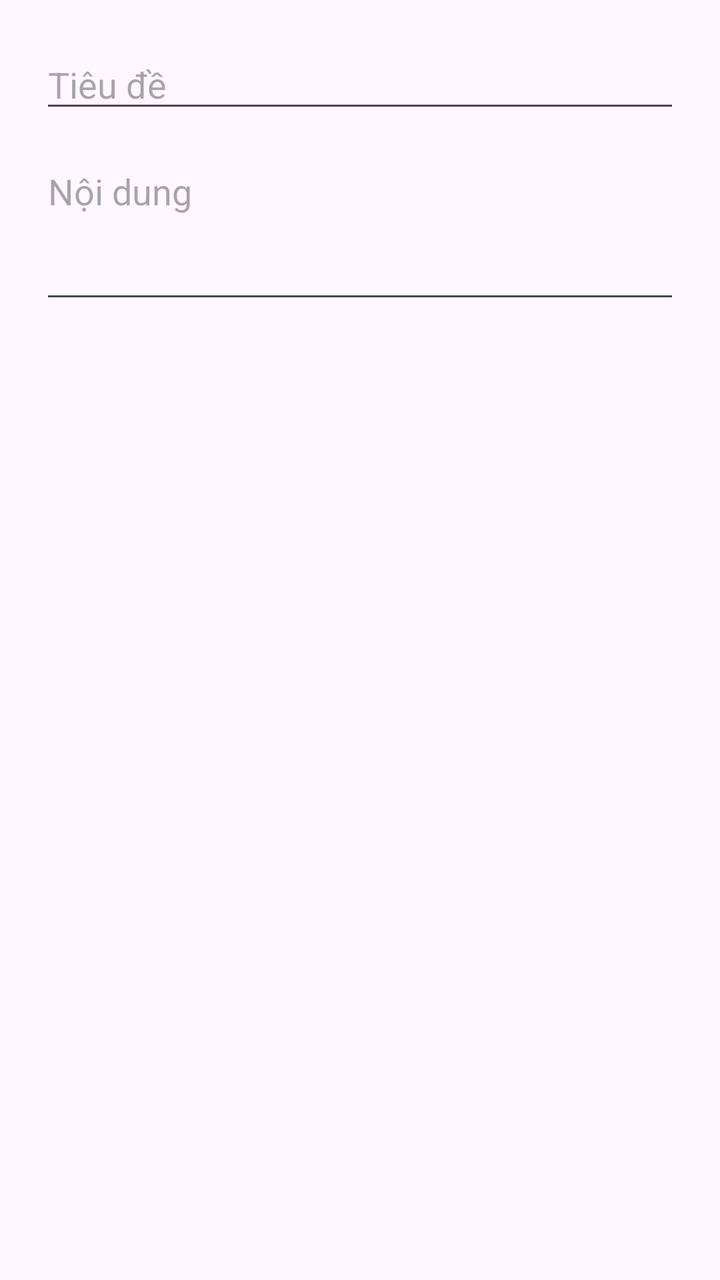
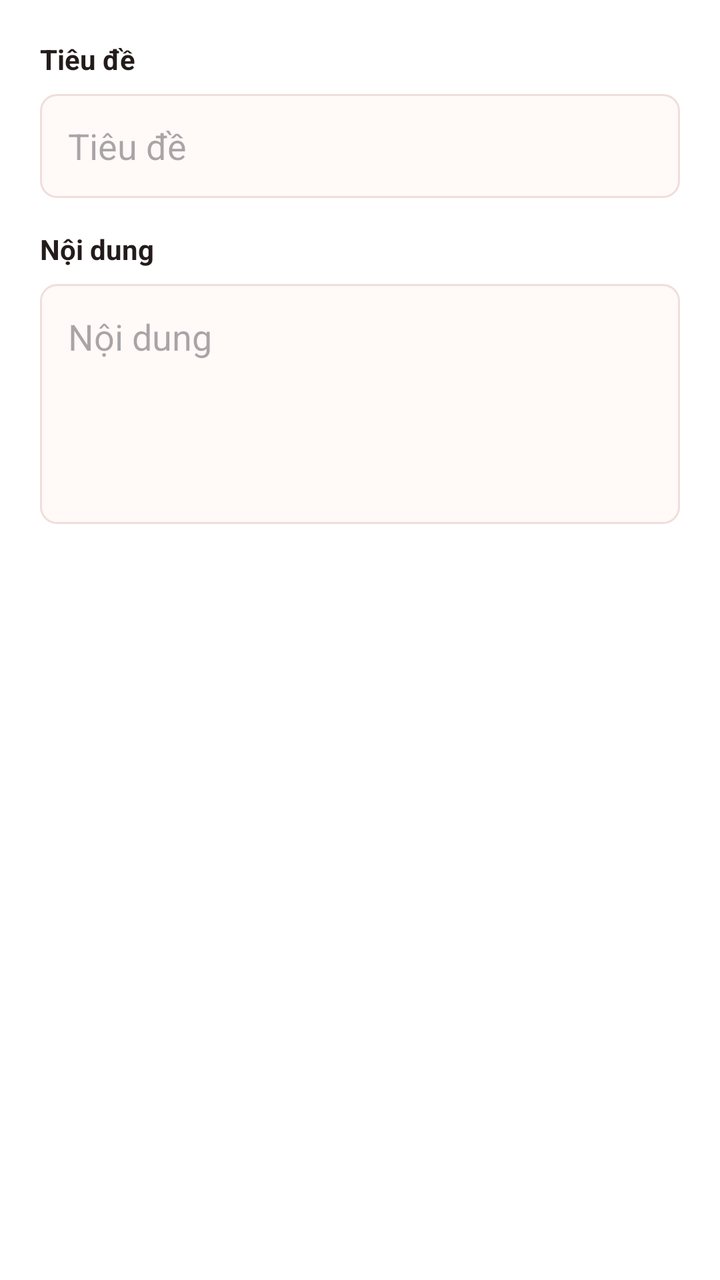

The first picture is an Android layout as it rendered before a commit; the second is the same layout after the commit. The layout source and the unified diff follow.
<!-- AndroidManifest.xml: application theme Theme.DanhGiaPhim -->
<!-- res/layout/dialog_edit_notification.xml -->
<LinearLayout xmlns:android="http://schemas.android.com/apk/res/android"
    android:orientation="vertical"
    android:padding="20dp"
    android:layout_width="match_parent"
    android:layout_height="wrap_content">

    <EditText
        android:id="@+id/edEditTitle"
        android:hint="Tiêu đề"
        android:layout_width="match_parent"
        android:layout_height="wrap_content" />

    <EditText
        android:id="@+id/edEditContent"
        android:hint="Nội dung"
        android:minLines="3"
        android:gravity="top"
        android:inputType="textMultiLine"
        android:layout_marginTop="12dp"
        android:layout_width="match_parent"
        android:layout_height="wrap_content" />
</LinearLayout>
<!-- resources referenced by this layout -->
<resources>
  <style name="Theme.DanhGiaPhim" parent="Base.Theme.DanhGiaPhim" />
  <style name="Base.Theme.DanhGiaPhim" parent="Theme.Material3.DayNight.NoActionBar">
          
          
      </style>
</resources>

<!-- the commit's change to res/layout/dialog_edit_notification.xml (unified diff, before → after) -->
@@ -1,22 +1,45 @@
+<?xml version="1.0" encoding="utf-8"?>
 <LinearLayout xmlns:android="http://schemas.android.com/apk/res/android"
+    android:layout_width="match_parent"
+    android:layout_height="wrap_content"
+    android:background="@color/white"
     android:orientation="vertical"
-    android:padding="20dp"
-    android:layout_width="match_parent"
-    android:layout_height="wrap_content">
+    android:padding="20dp">
+
+    <TextView
+        android:layout_width="match_parent"
+        android:layout_height="wrap_content"
+        android:text="Tiêu đề"
+        android:textColor="@color/app_text"
+        android:textStyle="bold" />
 
     <EditText
         android:id="@+id/edEditTitle"
+        android:layout_width="match_parent"
+        android:layout_height="52dp"
+        android:layout_marginTop="8dp"
+        android:background="@drawable/bg_actor_form_input"
         android:hint="Tiêu đề"
+        android:maxLines="1"
+        android:paddingStart="14dp"
+        android:paddingEnd="14dp" />
+
+    <TextView
         android:layout_width="match_parent"
-        android:layout_height="wrap_content" />
+        android:layout_height="wrap_content"
+        android:layout_marginTop="16dp"
+        android:text="Nội dung"
+        android:textColor="@color/app_text"
+        android:textStyle="bold" />
 
     <EditText
         android:id="@+id/edEditContent"
+        android:layout_width="match_parent"
+        android:layout_height="120dp"
+        android:layout_marginTop="8dp"
+        android:background="@drawable/bg_actor_form_input"
+        android:gravity="top|start"
         android:hint="Nội dung"
-        android:minLines="3"
-        android:gravity="top"
         android:inputType="textMultiLine"
-        android:layout_marginTop="12dp"
-        android:layout_width="match_parent"
-        android:layout_height="wrap_content" />
+        android:padding="14dp" />
 </LinearLayout>
<!-- resource entries referenced after the edit -->
@@ -1,5 +1,29 @@
 <!-- resources referenced by this layout -->
 <resources>
+  <color name="app_text">#241B1B</color>
+  <color name="white">#FFFFFFFF</color>
+  <!-- drawable bg_actor_form_input (drawable) -->
+  <?xml version="1.0" encoding="utf-8"?>
+  <selector xmlns:android="http://schemas.android.com/apk/res/android">
+      <item android:state_focused="true">
+          <shape android:shape="rectangle">
+              <solid android:color="#FFFFFF" />
+              <stroke
+                  android:width="2dp"
+                  android:color="#E85D5C" />
+              <corners android:radius="8dp" />
+          </shape>
+      </item>
+      <item>
+          <shape android:shape="rectangle">
+              <solid android:color="#FFF9F8" />
+              <stroke
+                  android:width="1dp"
+                  android:color="#F0DEDA" />
+              <corners android:radius="8dp" />
+          </shape>
+      </item>
+  </selector>
   <style name="Theme.DanhGiaPhim" parent="Base.Theme.DanhGiaPhim" />
   <style name="Base.Theme.DanhGiaPhim" parent="Theme.Material3.DayNight.NoActionBar">
           
